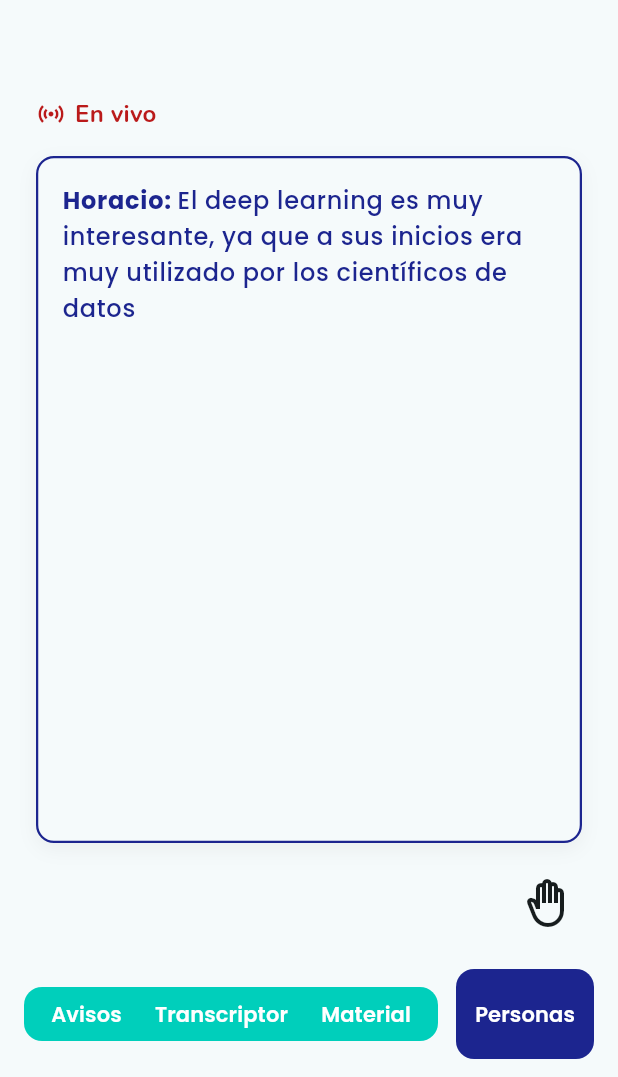
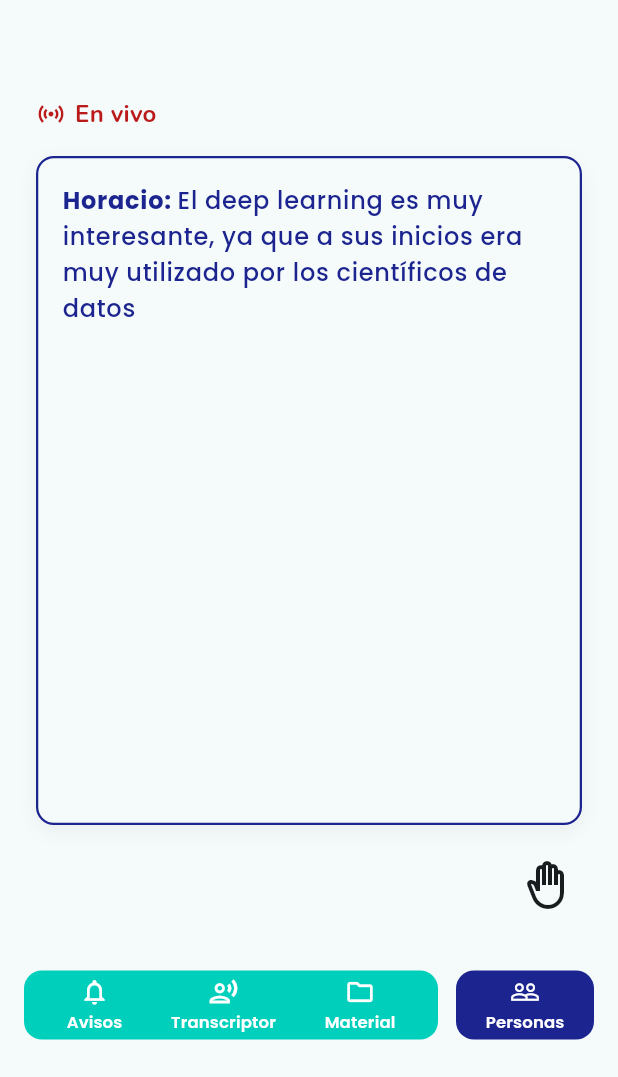
Before and after one commit to IS-CODEVIA/frontend_mobile, a Flutter app: the TranscriptorStudentPage screen opened directly with empty values, on a phone screen of 412 x 824 dp, the part 159-1236 px from its top. Run offline on Flutter 3.47's test engine with Material 3 defaults, Android fonts, the light colour scheme and no system bars; our stand-ins replace device_preview, flutter_riverpod, go_router, google_fonts.

Commit message:
feat complete

```diff
--- a/lib/shared/widgets/subject_bottom_nav.dart
+++ b/lib/shared/widgets/subject_bottom_nav.dart
@@ -17,7 +17,7 @@ class SubjectBottomNav extends StatelessWidget {
       child: Padding(
         padding: const EdgeInsets.symmetric(horizontal: 16.0, vertical: 12.0),
         child: SizedBox(
-          height: 60,
+          height: 72,
           child: Row(
             children: [
               // Píldora Turquesa (Primary)
@@ -31,9 +31,9 @@ class SubjectBottomNav extends StatelessWidget {
                   child: Row(
                     mainAxisAlignment: MainAxisAlignment.spaceEvenly,
                     children: [
-                      _NavItem(text: 'Avisos', style: itemStyle, onTap: () {}),
-                      _NavItem(text: 'Transcriptor', style: itemStyle, onTap: () {}),
-                      _NavItem(text: 'Material', style: itemStyle, onTap: () {}),
+                      _NavItem(text: 'Avisos', icon: Icons.notifications_outlined, style: itemStyle, onTap: () {}),
+                      _NavItem(text: 'Transcriptor', icon: Icons.record_voice_over_outlined, style: itemStyle, onTap: () {}),
+                      _NavItem(text: 'Material', icon: Icons.folder_outlined, style: itemStyle, onTap: () {}),
                     ],
                   ),
                 ),
@@ -42,15 +42,16 @@ class SubjectBottomNav extends StatelessWidget {
               // Botón Azul Oscuro (Secondary)
               Expanded(
                 flex: 1,
-                child: InkWell(
-                  onTap: () {},
-                  child: Container(
-                    decoration: BoxDecoration(
-                      color: colorScheme.secondary,
-                      borderRadius: BorderRadius.circular(12),
-                    ),
-                    alignment: Alignment.center,
-                    child: Text('Personas', style: itemStyle),
+                child: Container(
+                  decoration: BoxDecoration(
+                    color: colorScheme.secondary,
+                    borderRadius: BorderRadius.circular(12),
+                  ),
+                  child: _NavItem(
+                    text: 'Personas',
+                    icon: Icons.people_outline,
+                    style: itemStyle,
+                    onTap: () {},
                   ),
                 ),
               ),
@@ -64,18 +65,26 @@ class SubjectBottomNav extends StatelessWidget {
 
 class _NavItem extends StatelessWidget {
   final String text;
+  final IconData icon;
   final TextStyle? style;
   final VoidCallback onTap;
 
-  const _NavItem({required this.text, required this.style, required this.onTap});
+  const _NavItem({required this.text, required this.icon, required this.style, required this.onTap});
 
   @override
   Widget build(BuildContext context) {
     return InkWell(
       onTap: onTap,
       child: Padding(
-        padding: const EdgeInsets.symmetric(horizontal: 4.0, vertical: 8.0),
-        child: Text(text, style: style),
+        padding: const EdgeInsets.symmetric(horizontal: 4.0, vertical: 4.0),
+        child: Column(
+          mainAxisSize: MainAxisSize.min,
+          children: [
+            Icon(icon, color: style?.color, size: 20),
+            const SizedBox(height: 2),
+            Text(text, style: style?.copyWith(fontSize: 11)),
+          ],
+        ),
       ),
     );
   }
```
Also changed, not shown: lib/features/transcriptor_student/domain/models/chat_message.dart (added, +15 -0 lines), lib/features/transcriptor_student/presentation/pages/transcriptor_student_page.dart (+8 -2 lines), lib/features/transcriptor_student/presentation/riverpod/chat_riverpod.dart (added, +23 -0 lines), lib/features/transcriptor_student/presentation/widgets/chat_sheet.dart (added, +208 -0 lines).
